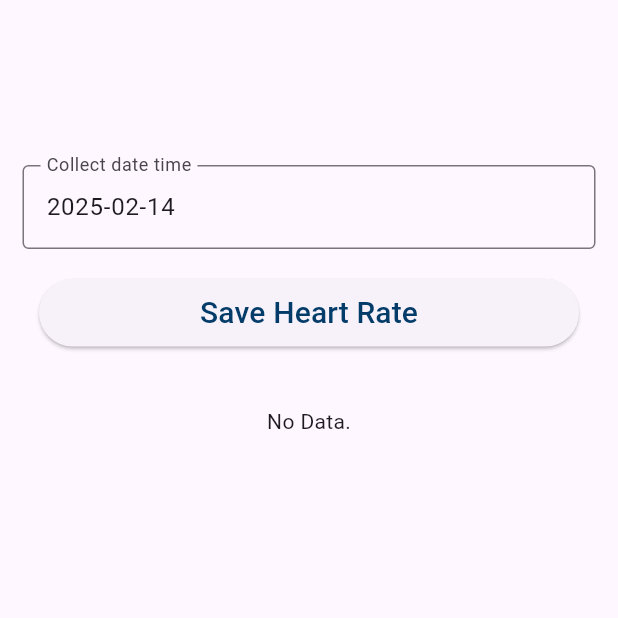
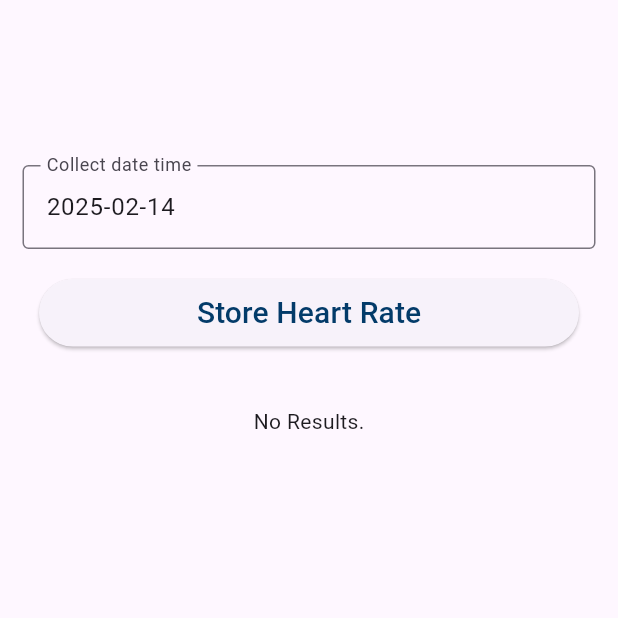
Before and after one commit to samuelxu999/Course_dev, a Flutter app: the SaveData screen opened directly, on a phone screen of 412 x 824 dp, the top half of it. Run offline on Flutter 3.47's test engine with Material 3 defaults, Android fonts, the phone set to English and light mode, and no system bars.

Commit message:
Update fetch data demo

```diff
--- a/02_IoMT/fetch_data_demo/lib/main.dart
+++ b/02_IoMT/fetch_data_demo/lib/main.dart
@@ -16,10 +16,6 @@ class MainApp extends StatelessWidget {
       debugShowCheckedModeBanner: false,
 
       // ------------ replace with your test page ------------
-      // home: const DemoStatefulWidgets(),
-      // home: const DemoStatelessWidgets(),
-      // home: const DemoLayoutWidgets(),
-      // home: DemoInputWidgets(),
       home: LoginPage(),
     );
   }
--- a/02_IoMT/fetch_data_demo/lib/pages/api_functions.dart
+++ b/02_IoMT/fetch_data_demo/lib/pages/api_functions.dart
@@ -15,7 +15,7 @@ Future<String> getHeartRate(String startdate, String enddate) async {
     })
   );
   if(response.statusCode == 200) {
-    // parse response data and return fetch data
+    // parse response data from backend side and return fetch data for UI
     Map<String,dynamic> mapbody = jsonDecode(response.body);
     return mapbody['body'];
   }
@@ -25,7 +25,7 @@ Future<String> getHeartRate(String startdate, String enddate) async {
 }
 
 Future<String> saveHeartRate(String collect_date) async {
-  // build url for AWS API gateway endpoint: getHeartRate
+  // build url for AWS API gateway endpoint: saveHeartRate
   final url=Uri.parse('https://9xgokmzozd.execute-api.us-east-2.amazonaws.com/test/saveHeartRate');
   final response = await http.post(url,
     headers: <String, String>{
@@ -36,7 +36,7 @@ Future<String> saveHeartRate(String collect_date) async {
     })
   );
   if(response.statusCode == 200) {
-    // parse response data and return fetch data
+    // parse response results from backend side.
     Map<String,dynamic> mapbody = jsonDecode(response.body);
     return mapbody['body'];
   }
--- a/02_IoMT/fetch_data_demo/lib/pages/save_data.dart
+++ b/02_IoMT/fetch_data_demo/lib/pages/save_data.dart
@@ -1,7 +1,7 @@
 import 'package:flutter/material.dart';
 import 'api_functions.dart';
 
-// This is a demo page to show how to use http call API gateway to save Fitbit data.
+// This is a demo page to show how to use http call API gateway to save Fitbit data and display results on UI.
 class SaveData extends StatefulWidget {
   const SaveData({super.key});
 
@@ -11,7 +11,10 @@ class SaveData extends StatefulWidget {
 
 // This function update page given state change
 class _SaveDataPageState extends State<SaveData> {
-  Future<String>? futureHeartRate;
+  // define a Future object to handle results from a asyn function
+  Future<String>? futureStoreHeartRate;
+
+  // define controller objects to handle user input datetime from UI text field widgets
   final TextEditingController _controller_collectTime = TextEditingController();
 
   // All initial state and operations should be here
@@ -33,7 +36,7 @@ class _SaveDataPageState extends State<SaveData> {
   void _updateText() {
 
     // Call async function to retrive data from aws API gateway
-    futureHeartRate = saveHeartRate(_controller_collectTime.text);
+    futureStoreHeartRate = saveHeartRate(_controller_collectTime.text);
 
     // refresh page to show search results.
     setState(() {
@@ -45,7 +48,7 @@ class _SaveDataPageState extends State<SaveData> {
   Widget build(BuildContext context) {
     return Scaffold(
       // appBar: AppBar(
-      //   title: const Text('Search Heart Rate'),
+      //   title: const Text('Store Heart Rate'),
       // ),
       body: SingleChildScrollView(
         child: Column(
@@ -53,7 +56,7 @@ class _SaveDataPageState extends State<SaveData> {
             Padding(
               padding: const EdgeInsets.only(top: 110.0),
             ),
-            // Input start date time
+            // Text Field: Input collect date time
             Padding(
               //padding: const EdgeInsets.only(left:15.0,right: 15.0,top:0,bottom: 0),
               padding: EdgeInsets.symmetric(horizontal: 15),
@@ -65,14 +68,14 @@ class _SaveDataPageState extends State<SaveData> {
                     hintText: 'Enter datatime: yyyy-mm-dd'),
               ),
             ),
-            // Data search button
+            // Button: Data search button
             SizedBox(
               height: 65,
               width: 360,
                 child: Padding(
                   padding: const EdgeInsets.only(top: 20.0),
                   child: ElevatedButton(
-                    child: Text( 'Save Heart Rate', style: TextStyle(color: const Color.fromARGB(255, 3, 59, 105), fontSize: 20),
+                    child: Text( 'Store Heart Rate', style: TextStyle(color: const Color.fromARGB(255, 3, 59, 105), fontSize: 20),
                     ),
                     // handle function after pressing button
                     onPressed: (){
@@ -83,6 +86,7 @@ class _SaveDataPageState extends State<SaveData> {
                   ),
                 ),
             ),
+            // Container: show save operation results on screen
             Container(
               margin: EdgeInsets.all(20),
               padding: EdgeInsets.all(20),
@@ -95,21 +99,24 @@ class _SaveDataPageState extends State<SaveData> {
     );
   }
 
-  // this function will build widget to show fetched data on screen
+  // This function will build widget to show save data operation results on screen
+  // FutureBuilder widget is used to perform asynchronous operations and rebuild the UI when the operation is complete
   FutureBuilder<String> buildFutureBuilder() {
     return FutureBuilder<String>(
-      future: futureHeartRate,
+      // listening Future object update
+      future: futureStoreHeartRate,
+      // build UI given value of snapshot object
       builder: (context, snapshot) {
         if (snapshot.hasData) {
-          // Display the fetched data when data is available
+          // Display the store data results when data is available
           return Center(child: Text(snapshot.data!));
         } else if (snapshot.hasError) {
           // Display an error message if there's an error
           return Text('${snapshot.error}');
         } else {
-          if(futureHeartRate==null){
+          if(futureStoreHeartRate==null){
             // Display a default message as initial state
-            return Text('No Data.');
+            return Text('No Results.');
           }
           else{
             // Display a loading indicator while waiting for data
```
Also changed, not shown: 02_IoMT/fetch_data_demo/lib/pages/api_demo.dart (deleted, +0 -78 lines), 02_IoMT/fetch_data_demo/lib/pages/query_data.dart (+12 -5 lines).
